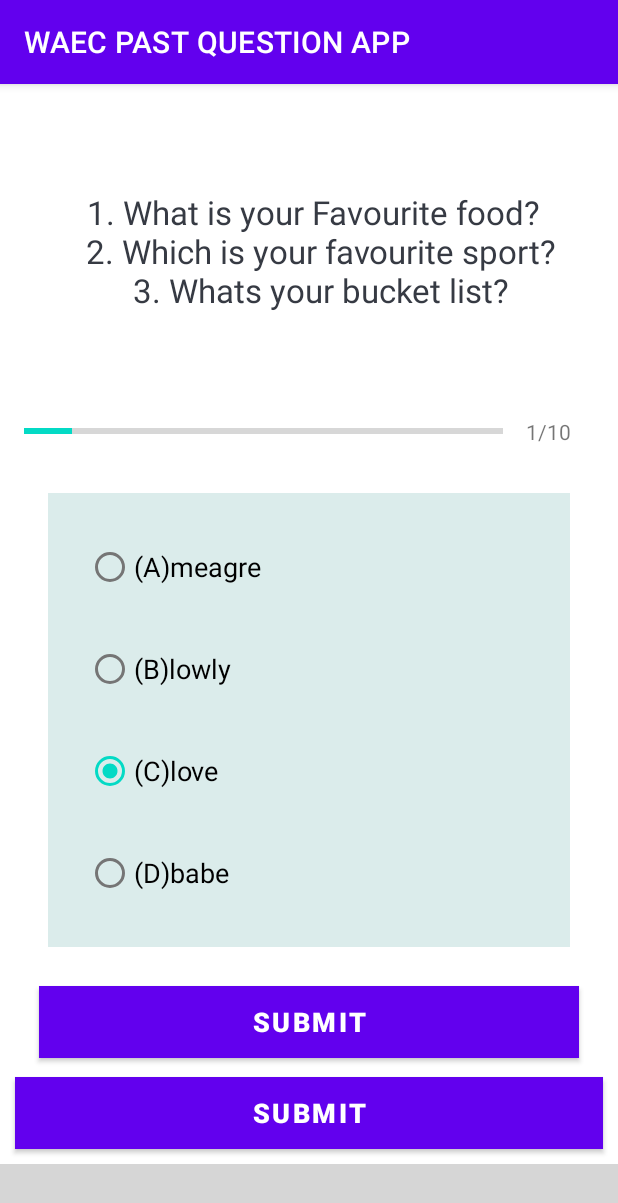
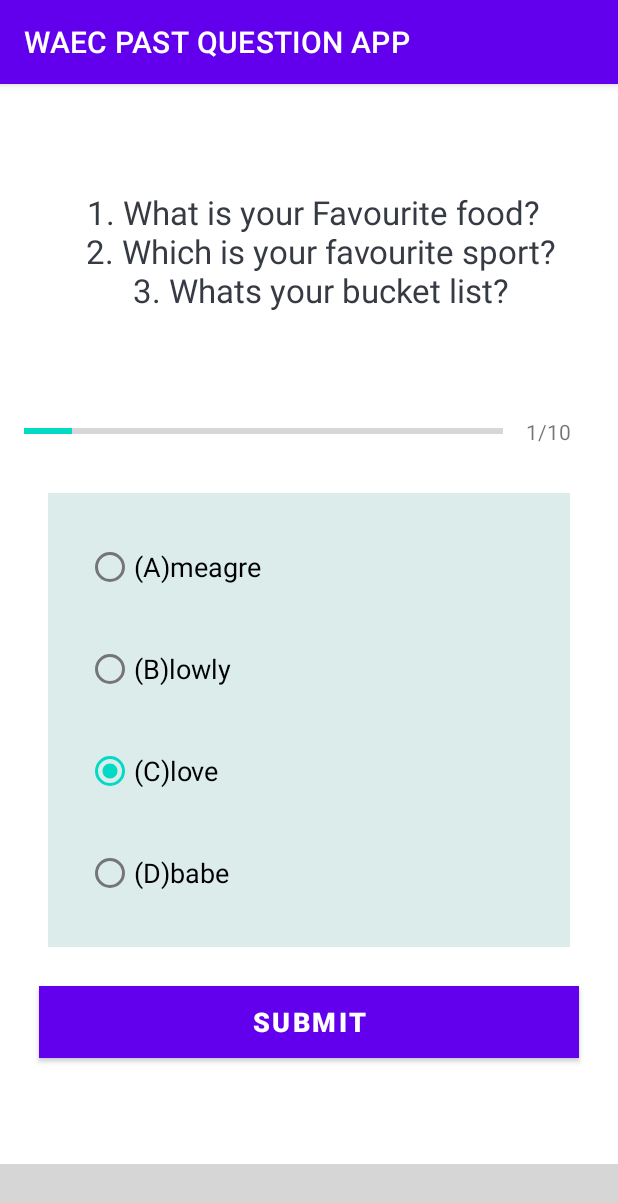
Before and after one commit to Abisayo1/WAECapp, an Android app: the MainActivity3 screen opened directly, with no data from a screen before it, after a tap on an icon or button, on a phone screen of 412 x 824 dp. Shown: the top 1203 px of the screen. Run offline under Robolectric (Android 15) with nearby library versions, the phone set to English and light mode, and no system bars; libraries missing offline, so code that uses them is left out: me.relex.circleindicator; plain views replace CircleIndicator3; 2 statements that could not run were skipped; 3 other taps on this screen came first; grey boxes are pictures that could not be loaded.

Commit message:
Waec App

```diff
--- a/app/src/main/java/com/example/myapplication/EngObj2010Activity.kt
+++ b/app/src/main/java/com/example/myapplication/EngObj2010Activity.kt
@@ -4,60 +4,50 @@ import android.content.Intent
 import androidx.appcompat.app.AppCompatActivity
 import android.os.Bundle
 import android.view.View
-import android.widget.RadioButton
-import android.widget.RadioGroup
 import android.widget.Toast
 import androidx.viewpager2.widget.ViewPager2
 import kotlinx.android.synthetic.main.activity_main3.*
-import kotlinx.android.synthetic.main.item_page.*
 import me.relex.circleindicator.CircleIndicator3
 
 class MainActivity3 : AppCompatActivity() //,View.OnClickListener
 {
     private lateinit var liste: ArrayList<englishObj2010>
 
-    private var mCorrectAnswers: Int = 0
+   // private var mCorrectAnswers: Int = 0
     private var nCorrectAnswers: Int = 0
-
 
 
     var doppelgangerPageChangeCallback = object : ViewPager2.OnPageChangeCallback() {
         override fun onPageSelected(position: Int) {
+
+
 //            Toast.makeText(applicationContext, "Selected position: ${position}",
 //                    Toast.LENGTH_SHORT).show()
         }
 
         override fun onPageScrolled(position: Int, positionOffset: Float, positionOffsetPixels: Int) {
+            var option1 = liste[position].OptionOne
+            var option2 = liste[position].OptionTwo
+            var option3 = liste[position].OptionThree
+            var option4 = liste[position].OptionFour
 
-            (0..3).forEach { position ->
-                radio_group.setOnCheckedChangeListener(
-                        RadioGroup.OnCheckedChangeListener { group, checkedId ->
-                            val radioButtonID = radio_group.getCheckedRadioButtonId()
-                            val radioButton: View = radio_group.findViewById(radioButtonID);
-                            val idx = radio_group.indexOfChild(radioButton)
-                            val radio: RadioButton = findViewById(checkedId)
-                            if (liste[mCurrentPosition].CorrectAnswer == idx) {
-                                mCorrectAnswers++
-                                Toast.makeText(applicationContext, " On checked change :" +
-                                        " ${mCorrectAnswers}",
-                                        Toast.LENGTH_SHORT).show()
-                            }
-
-                        }
-                )
+            if(ViewPagerAdapter(liste).mCorrectAnswers == 1){
+                Toast.makeText(applicationContext, "Selected position: ${position}",
+                    Toast.LENGTH_SHORT).show()
             }
 
 
-           if (mCorrectAnswers == 1){
-               nCorrectAnswers++
-           }
         }
-
     }
 
 
-    private var mCurrentPosition: Int = 0
-    private var mQuestionsList: MutableList<englishObj2010>? = null
+
+
+
+
+
+
+
 //    private var mSelectedOptionPosition: Int = 0
 
 
@@ -81,12 +71,7 @@ class MainActivity3 : AppCompatActivity() //,View.OnClickListener
 //        val indicator = findViewById<CircleIndicator3>(R.id.indicator)
 //        indicator.setViewPager(view_pager2)
 
-        btn_submit23.setOnClickListener {
-                val intent = Intent(this, ResultActivity::class.java)
-                intent.putExtra(Eng2010Constants.CORRECT_ANSWERS, nCorrectAnswers)
-                intent.putExtra(Eng2010Constants.TOTAL_QUESTIONS, liste!!.size)
-                startActivity(intent)
-            }
+
     }
 
     private fun loadCards() {
@@ -96,18 +81,18 @@ class MainActivity3 : AppCompatActivity() //,View.OnClickListener
         liste.add(englishObj2010(3, getString(R.string.Questions), 0, "ME", "meagre", "lowly", "love", 2, 0))
 
 
-        val question = mQuestionsList?.get(mCurrentPosition - 1)
-        question?.CorrectAnswer
 
 
 
-        val adapter = ViewPagerAdapter(this, liste)
+        val adapter = ViewPagerAdapter(liste)
         view_pager2.adapter = adapter
 
         val indicator = findViewById<CircleIndicator3>(R.id.indicator)
         indicator.setViewPager(view_pager2)
 
     }
+
+    fun onRadioButtonClicked(view: View) {}
 
 //        view_pager2.orientation = ViewPager2.ORIENTATION_HORIZONTAL
 //
--- a/app/src/main/java/com/example/myapplication/ViewPagerAdapter.kt
+++ b/app/src/main/java/com/example/myapplication/ViewPagerAdapter.kt
@@ -1,14 +1,17 @@
 package com.example.myapplication
 
+import android.content.Intent
 import android.view.LayoutInflater
 import android.view.View
 import android.view.ViewGroup
 import android.widget.*
 import androidx.recyclerview.widget.RecyclerView
+import kotlinx.android.synthetic.main.item_page.view.*
 
 class ViewPagerAdapter(
-        list1: MainActivity3,
-        val list: List<englishObj2010>) : RecyclerView.Adapter<ViewPagerAdapter.Pager2ViewHolder>() {
+    val list: List<englishObj2010>
+) : RecyclerView.Adapter<ViewPagerAdapter.Pager2ViewHolder>() {
+    var mCorrectAnswers = 0
 
     inner class Pager2ViewHolder(itemView: View) : RecyclerView.ViewHolder(itemView) {
         val itemImg: ImageView = itemView.findViewById(R.id.image1)
@@ -23,30 +26,42 @@ class ViewPagerAdapter(
         val progressBarText: TextView = itemView.findViewById(R.id.tv_progress)
         var mSelectedOptionPosition: Int = 0
         val item = list[mSelectedOptionPosition]
-        //var mCorrectAnswers = item.score
+        var nCorrectAnswers = 0
+
         //var sum = list.sumBy { it.score }
 
 
         fun defaultView() {
-            // if (mCorrectAnswers == 1) {
-            //     mCorrectAnswers--
+            if (nCorrectAnswers >= 1) {
+                mCorrectAnswers--
+                nCorrectAnswers = 0
+            }
         }
 
 
         init {
-//            itemView.radio_group.setOnCheckedChangeListener(
-//                RadioGroup.OnCheckedChangeListener { group, checkedId ->
-//                    val radioButtonID = itemView.radio_group.getCheckedRadioButtonId()
-//                    val radioButton: View = itemView.radio_group.findViewById(radioButtonID);
-//                    val idx = itemView.radio_group.indexOfChild(radioButton)
-//                    val radio: RadioButton = itemView.findViewById(checkedId)
-//                    if (item!!.CorrectAnswer == idx) {
-//                        mCorrectAnswers++
-//                    }
+            itemView.radio_group.setOnCheckedChangeListener(
+                RadioGroup.OnCheckedChangeListener { group, checkedId ->
+                    val radioButtonID = itemView.radio_group.getCheckedRadioButtonId()
+                    val radioButton: View = itemView.radio_group.findViewById(radioButtonID);
+                    val idx = itemView.radio_group.indexOfChild(radioButton)
+                    val radio: RadioButton = itemView.findViewById(checkedId)
+                    defaultView()
+                    Toast.makeText(itemView.context, " On checked change :" +
+                            " ${mCorrectAnswers}",
+                        Toast.LENGTH_SHORT).show()
+
+                    if (item!!.CorrectAnswer == idx) {
+                        mCorrectAnswers++
+                        nCorrectAnswers++
+                        Toast.makeText(itemView.context, " On checked change :" +
+                            " ${mCorrectAnswers}",
+                        Toast.LENGTH_SHORT).show()
+                    }
 //                    Toast.makeText(itemView.context, " On checked change :" +
 //                            " ${radio.text}",
 //                        Toast.LENGTH_SHORT).show()
-//                })
+                })
 ////                        if (checkedId == R.id.firstAnswerRadioButton) {
 //                            defaultView()
 //                            if (item.CorrectAnswer == 1) {
@@ -93,15 +108,17 @@ class ViewPagerAdapter(
             itemOption4.setOnClickListener { v: View ->
                 val position = adapterPosition
             }
-//            button.setOnClickListener {
-//                val intent = Intent(itemView.context, ResultActivity::class.java)
-//                //intent.putExtra(Eng2010Constants.CORRECT_ANSWERS, mCorrectAnswers)
-//                intent.putExtra(Eng2010Constants.TOTAL_QUESTIONS, list!!.size)
-//                itemView.context.startActivity(intent)
-//            }
+            button.setOnClickListener {
+                val intent = Intent(itemView.context, ResultActivity::class.java)
+                intent.putExtra(Eng2010Constants.CORRECT_ANSWERS, mCorrectAnswers)
+                intent.putExtra(Eng2010Constants.TOTAL_QUESTIONS, list!!.size)
+                itemView.context.startActivity(intent)
+            }
 
 
         }
+
+
     }
 
 
--- a/app/src/main/res/layout/activity_main3.xml
+++ b/app/src/main/res/layout/activity_main3.xml
@@ -7,19 +7,7 @@
     tools:context=".MainActivity3">
 
 
-    <Button
-        android:id="@+id/btn_submit23"
-        android:layout_above="@+id/indicator"
-        android:layout_width="match_parent"
-        android:layout_height="wrap_content"
-        android:layout_margin="10dp"
-        android:background="@color/design_default_color_on_primary"
-        android:text="Submit"
-        android:textColor="@android:color/white"
-        android:textSize="18sp"
-        android:textStyle="bold">
 
-    </Button>
 
     <me.relex.circleindicator.CircleIndicator3
         android:id="@+id/indicator"
--- a/app/src/main/res/layout/item_page.xml
+++ b/app/src/main/res/layout/item_page.xml
@@ -4,8 +4,7 @@
     xmlns:tools="http://schemas.android.com/tools"
     android:layout_width="match_parent"
     android:fillViewport="true"
-    android:layout_height="match_parent"
-    tools:context=".MainActivity3">
+    android:layout_height="match_parent">
 
     <LinearLayout
         android:layout_width="match_parent"
@@ -86,7 +85,7 @@
 
 
 
-        <RadioButton
+            <RadioButton
             android:id="@+id/SecondAnswerRadioButton"
             android:layout_width="match_parent"
             android:layout_height="wrap_content"
@@ -99,7 +98,7 @@
 
 
 
-        <RadioButton
+            <RadioButton
             android:id="@+id/ThirdAnswerRadioButton"
             android:layout_width="match_parent"
             android:layout_height="wrap_content"
@@ -113,7 +112,7 @@
 
 
 
-        <RadioButton
+            <RadioButton
             android:id="@+id/FourthAnswerRadioButton"
             android:layout_width="match_parent"
             android:layout_height="wrap_content"
```
